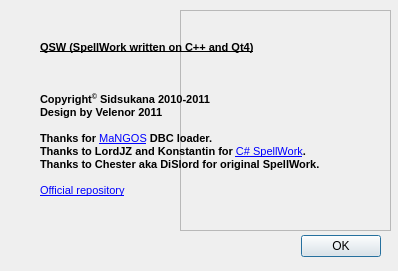
Before: the Qt Designer form QSW/SWAboutUI.ui in sidsukana/QSpellWork, drawn with Qt 5.
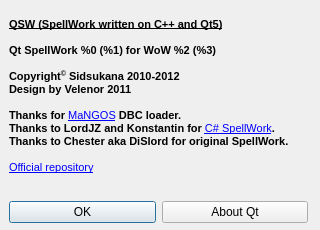
After: the same form once the commit is applied. Icons and pictures are not drawn.

Commit message: [106] Use Qt 5.0.0 ! Remove update system. Change about info.

Patch:
```diff
--- a/QSW/SWAboutUI.ui
+++ b/QSW/SWAboutUI.ui
@@ -6,20 +6,20 @@
    <rect>
     <x>0</x>
     <y>0</y>
-    <width>398</width>
-    <height>271</height>
+    <width>320</width>
+    <height>230</height>
    </rect>
   </property>
   <property name="minimumSize">
    <size>
-    <width>398</width>
-    <height>271</height>
+    <width>320</width>
+    <height>230</height>
    </size>
   </property>
   <property name="maximumSize">
    <size>
-    <width>398</width>
-    <height>271</height>
+    <width>320</width>
+    <height>230</height>
    </size>
   </property>
   <property name="windowTitle">
@@ -32,86 +32,60 @@
   <property name="modal">
    <bool>true</bool>
   </property>
-  <widget class="QDialogButtonBox" name="buttonBox">
+  <widget class="QWidget" name="layoutWidget">
    <property name="geometry">
     <rect>
-     <x>300</x>
-     <y>230</y>
-     <width>81</width>
-     <height>32</height>
-    </rect>
-   </property>
-   <property name="orientation">
-    <enum>Qt::Horizontal</enum>
-   </property>
-   <property name="standardButtons">
-    <set>QDialogButtonBox::Ok</set>
-   </property>
-  </widget>
-  <widget class="QFrame" name="frame">
-   <property name="geometry">
-    <rect>
-     <x>180</x>
+     <x>9</x>
      <y>10</y>
-     <width>211</width>
-     <height>221</height>
+     <width>299</width>
+     <height>213</height>
     </rect>
    </property>
-   <property name="styleSheet">
-    <string notr="true">background-image: url(:/SpellWork/Recources/qt-logo.png);</string>
-   </property>
-   <property name="frameShape">
-    <enum>QFrame::StyledPanel</enum>
-   </property>
-   <property name="frameShadow">
-    <enum>QFrame::Raised</enum>
-   </property>
-  </widget>
-  <widget class="QLabel" name="label">
-   <property name="geometry">
-    <rect>
-     <x>40</x>
-     <y>40</y>
-     <width>321</width>
-     <height>171</height>
-    </rect>
-   </property>
-   <property name="text">
-    <string>&lt;!DOCTYPE HTML PUBLIC &quot;-//W3C//DTD HTML 4.0//EN&quot; &quot;http://www.w3.org/TR/REC-html40/strict.dtd&quot;&gt;
+   <layout class="QGridLayout" name="gridLayout">
+    <item row="0" column="0" colspan="2">
+     <widget class="QLabel" name="label">
+      <property name="text">
+       <string>&lt;!DOCTYPE HTML PUBLIC &quot;-//W3C//DTD HTML 4.0//EN&quot; &quot;http://www.w3.org/TR/REC-html40/strict.dtd&quot;&gt;
 &lt;html&gt;&lt;head&gt;&lt;meta name=&quot;qrichtext&quot; content=&quot;1&quot; /&gt;&lt;style type=&quot;text/css&quot;&gt;
 p, li { white-space: pre-wrap; }
-&lt;/style&gt;&lt;/head&gt;&lt;body style=&quot; font-family:'MS Shell Dlg 2'; font-size:8.25pt; font-weight:400; font-style:normal;&quot;&gt;
-&lt;p style=&quot; margin-top:0px; margin-bottom:0px; margin-left:0px; margin-right:0px; -qt-block-indent:0; text-indent:0px;&quot;&gt;&lt;span style=&quot; font-size:8pt; font-weight:600; text-decoration: underline;&quot;&gt;QSW (SpellWork written on C++ and Qt4)&lt;/span&gt;&lt;/p&gt;
-&lt;p style=&quot;-qt-paragraph-type:empty; margin-top:0px; margin-bottom:0px; margin-left:0px; margin-right:0px; -qt-block-indent:0; text-indent:0px; font-size:8pt; font-weight:600;&quot;&gt;&lt;/p&gt;
-&lt;p style=&quot;-qt-paragraph-type:empty; margin-top:0px; margin-bottom:0px; margin-left:0px; margin-right:0px; -qt-block-indent:0; text-indent:0px; font-size:8pt;&quot;&gt;&lt;/p&gt;
-&lt;p style=&quot;-qt-paragraph-type:empty; margin-top:0px; margin-bottom:0px; margin-left:0px; margin-right:0px; -qt-block-indent:0; text-indent:0px; font-size:8pt; font-weight:600;&quot;&gt;&lt;/p&gt;
-&lt;p style=&quot; margin-top:0px; margin-bottom:0px; margin-left:0px; margin-right:0px; -qt-block-indent:0; text-indent:0px;&quot;&gt;&lt;span style=&quot; font-size:8pt; font-weight:600;&quot;&gt;Copyright&lt;/span&gt;&lt;span style=&quot; font-size:8pt; font-weight:600; vertical-align:super;&quot;&gt;©&lt;/span&gt;&lt;span style=&quot; font-size:8pt; font-weight:600;&quot;&gt; Sidsukana 2010-2011&lt;/span&gt;&lt;/p&gt;
-&lt;p style=&quot; margin-top:0px; margin-bottom:0px; margin-left:0px; margin-right:0px; -qt-block-indent:0; text-indent:0px;&quot;&gt;&lt;span style=&quot; font-size:8pt; font-weight:600;&quot;&gt;Design by Velenor 2011&lt;/span&gt;&lt;/p&gt;
-&lt;p style=&quot;-qt-paragraph-type:empty; margin-top:0px; margin-bottom:0px; margin-left:0px; margin-right:0px; -qt-block-indent:0; text-indent:0px; font-size:8pt; font-weight:600;&quot;&gt;&lt;/p&gt;
-&lt;p style=&quot; margin-top:0px; margin-bottom:0px; margin-left:0px; margin-right:0px; -qt-block-indent:0; text-indent:0px;&quot;&gt;&lt;span style=&quot; font-size:8pt; font-weight:600;&quot;&gt;Thanks for &lt;/span&gt;&lt;a href=&quot;http://getmangos.com/&quot;&gt;&lt;span style=&quot; font-size:8pt; text-decoration: underline; color:#0000ff;&quot;&gt;MaNGOS&lt;/span&gt;&lt;/a&gt;&lt;span style=&quot; font-size:8pt; font-weight:600;&quot;&gt; DBC loader.&lt;/span&gt;&lt;/p&gt;
-&lt;p style=&quot; margin-top:0px; margin-bottom:0px; margin-left:0px; margin-right:0px; -qt-block-indent:0; text-indent:0px;&quot;&gt;&lt;span style=&quot; font-size:8pt; font-weight:600;&quot;&gt;Thanks to LordJZ and Konstantin for &lt;/span&gt;&lt;a href=&quot;http://github.com/LordJZ/spellwork_cs&quot;&gt;&lt;span style=&quot; font-size:8pt; text-decoration: underline; color:#0000ff;&quot;&gt;C# SpellWork&lt;/span&gt;&lt;/a&gt;&lt;span style=&quot; font-size:8pt; font-weight:600;&quot;&gt;.&lt;/span&gt;&lt;/p&gt;
-&lt;p style=&quot; margin-top:0px; margin-bottom:0px; margin-left:0px; margin-right:0px; -qt-block-indent:0; text-indent:0px;&quot;&gt;&lt;span style=&quot; font-size:8pt; font-weight:600;&quot;&gt;Thanks to Chester aka DiSlord for original SpellWork.&lt;/span&gt;&lt;/p&gt;
-&lt;p style=&quot;-qt-paragraph-type:empty; margin-top:0px; margin-bottom:0px; margin-left:0px; margin-right:0px; -qt-block-indent:0; text-indent:0px; font-size:8pt; font-weight:600;&quot;&gt;&lt;/p&gt;
-&lt;p style=&quot; margin-top:0px; margin-bottom:0px; margin-left:0px; margin-right:0px; -qt-block-indent:0; text-indent:0px;&quot;&gt;&lt;a href=&quot;http://bitbucket.org/sidsukana/qsw&quot;&gt;&lt;span style=&quot; font-size:8pt; text-decoration: underline; color:#0000ff;&quot;&gt;Official repository&lt;/span&gt;&lt;/a&gt;&lt;/p&gt;
-&lt;p style=&quot;-qt-paragraph-type:empty; margin-top:0px; margin-bottom:0px; margin-left:0px; margin-right:0px; -qt-block-indent:0; text-indent:0px; font-size:8pt; font-weight:600;&quot;&gt;&lt;/p&gt;&lt;/body&gt;&lt;/html&gt;</string>
-   </property>
-  </widget>
-  <widget class="QLabel" name="versionLabel">
-   <property name="geometry">
-    <rect>
-     <x>40</x>
-     <y>70</y>
-     <width>311</width>
-     <height>20</height>
-    </rect>
-   </property>
-   <property name="text">
-    <string>&lt;!DOCTYPE HTML PUBLIC &quot;-//W3C//DTD HTML 4.0//EN&quot; &quot;http://www.w3.org/TR/REC-html40/strict.dtd&quot;&gt;
-&lt;html&gt;&lt;head&gt;&lt;meta name=&quot;qrichtext&quot; content=&quot;1&quot; /&gt;&lt;style type=&quot;text/css&quot;&gt;
-p, li { white-space: pre-wrap; }
-&lt;/style&gt;&lt;/head&gt;&lt;body style=&quot; font-family:'MS Shell Dlg 2'; font-size:8.25pt; font-weight:400; font-style:normal;&quot;&gt;
-&lt;p style=&quot;-qt-paragraph-type:empty; margin-top:0px; margin-bottom:0px; margin-left:0px; margin-right:0px; -qt-block-indent:0; text-indent:0px; font-size:8pt;&quot;&gt;&lt;/p&gt;&lt;/body&gt;&lt;/html&gt;</string>
-   </property>
+&lt;/style&gt;&lt;/head&gt;&lt;body style=&quot; font-family:'MS Shell Dlg 2'; font-size:8pt; font-weight:400; font-style:normal;&quot;&gt;
+&lt;p style=&quot; margin-top:0px; margin-bottom:0px; margin-left:0px; margin-right:0px; -qt-block-indent:0; text-indent:0px;&quot;&gt;&lt;span style=&quot; font-weight:600; text-decoration: underline;&quot;&gt;QSW (SpellWork written on C++ and Qt5)&lt;/span&gt;&lt;/p&gt;
+&lt;p style=&quot;-qt-paragraph-type:empty; margin-top:0px; margin-bottom:0px; margin-left:0px; margin-right:0px; -qt-block-indent:0; text-indent:0px; font-weight:600;&quot;&gt;&lt;br /&gt;&lt;/p&gt;
+&lt;p style=&quot; margin-top:0px; margin-bottom:0px; margin-left:0px; margin-right:0px; -qt-block-indent:0; text-indent:0px;&quot;&gt;&lt;span style=&quot; font-weight:600;&quot;&gt;Qt SpellWork %0 (%1) for WoW %2 (%3)&lt;/span&gt;&lt;/p&gt;
+&lt;p style=&quot;-qt-paragraph-type:empty; margin-top:0px; margin-bottom:0px; margin-left:0px; margin-right:0px; -qt-block-indent:0; text-indent:0px; font-weight:600;&quot;&gt;&lt;br /&gt;&lt;/p&gt;
+&lt;p style=&quot; margin-top:0px; margin-bottom:0px; margin-left:0px; margin-right:0px; -qt-block-indent:0; text-indent:0px;&quot;&gt;&lt;span style=&quot; font-weight:600;&quot;&gt;Copyright&lt;/span&gt;&lt;span style=&quot; font-weight:600; vertical-align:super;&quot;&gt;©&lt;/span&gt;&lt;span style=&quot; font-weight:600;&quot;&gt; Sidsukana 2010-2012&lt;/span&gt;&lt;/p&gt;
+&lt;p style=&quot; margin-top:0px; margin-bottom:0px; margin-left:0px; margin-right:0px; -qt-block-indent:0; text-indent:0px;&quot;&gt;&lt;span style=&quot; font-weight:600;&quot;&gt;Design by Velenor 2011&lt;/span&gt;&lt;/p&gt;
+&lt;p style=&quot;-qt-paragraph-type:empty; margin-top:0px; margin-bottom:0px; margin-left:0px; margin-right:0px; -qt-block-indent:0; text-indent:0px; font-weight:600;&quot;&gt;&lt;br /&gt;&lt;/p&gt;
+&lt;p style=&quot; margin-top:0px; margin-bottom:0px; margin-left:0px; margin-right:0px; -qt-block-indent:0; text-indent:0px;&quot;&gt;&lt;span style=&quot; font-weight:600;&quot;&gt;Thanks for &lt;/span&gt;&lt;a href=&quot;http://getmangos.com/&quot;&gt;&lt;span style=&quot; text-decoration: underline; color:#0000ff;&quot;&gt;MaNGOS&lt;/span&gt;&lt;/a&gt;&lt;span style=&quot; font-weight:600;&quot;&gt; DBC loader.&lt;/span&gt;&lt;/p&gt;
+&lt;p style=&quot; margin-top:0px; margin-bottom:0px; margin-left:0px; margin-right:0px; -qt-block-indent:0; text-indent:0px;&quot;&gt;&lt;span style=&quot; font-weight:600;&quot;&gt;Thanks to LordJZ and Konstantin for &lt;/span&gt;&lt;a href=&quot;http://github.com/LordJZ/spellwork_cs&quot;&gt;&lt;span style=&quot; text-decoration: underline; color:#0000ff;&quot;&gt;C# SpellWork&lt;/span&gt;&lt;/a&gt;&lt;span style=&quot; font-weight:600;&quot;&gt;.&lt;/span&gt;&lt;/p&gt;
+&lt;p style=&quot; margin-top:0px; margin-bottom:0px; margin-left:0px; margin-right:0px; -qt-block-indent:0; text-indent:0px;&quot;&gt;&lt;span style=&quot; font-weight:600;&quot;&gt;Thanks to Chester aka DiSlord for original SpellWork.&lt;/span&gt;&lt;/p&gt;
+&lt;p style=&quot;-qt-paragraph-type:empty; margin-top:0px; margin-bottom:0px; margin-left:0px; margin-right:0px; -qt-block-indent:0; text-indent:0px; font-weight:600;&quot;&gt;&lt;br /&gt;&lt;/p&gt;
+&lt;p style=&quot; margin-top:0px; margin-bottom:0px; margin-left:0px; margin-right:0px; -qt-block-indent:0; text-indent:0px;&quot;&gt;&lt;a href=&quot;http://bitbucket.org/sidsukana/qsw&quot;&gt;&lt;span style=&quot; text-decoration: underline; color:#0000ff;&quot;&gt;Official repository&lt;/span&gt;&lt;/a&gt;&lt;/p&gt;
+&lt;p style=&quot;-qt-paragraph-type:empty; margin-top:0px; margin-bottom:0px; margin-left:0px; margin-right:0px; -qt-block-indent:0; text-indent:0px; font-weight:600;&quot;&gt;&lt;br /&gt;&lt;/p&gt;&lt;/body&gt;&lt;/html&gt;</string>
+      </property>
+      <property name="openExternalLinks">
+       <bool>true</bool>
+      </property>
+     </widget>
+    </item>
+    <item row="1" column="0">
+     <widget class="QPushButton" name="pushButton">
+      <property name="text">
+       <string>OK</string>
+      </property>
+      <property name="default">
+       <bool>true</bool>
+      </property>
+     </widget>
+    </item>
+    <item row="1" column="1">
+     <widget class="QPushButton" name="pushButton_2">
+      <property name="text">
+       <string>About Qt</string>
+      </property>
+     </widget>
+    </item>
+   </layout>
   </widget>
  </widget>
  <resources>
```
Left out of the diff: 30 changed lines with no effect on the pictures. The commit also changes 17 other files.
